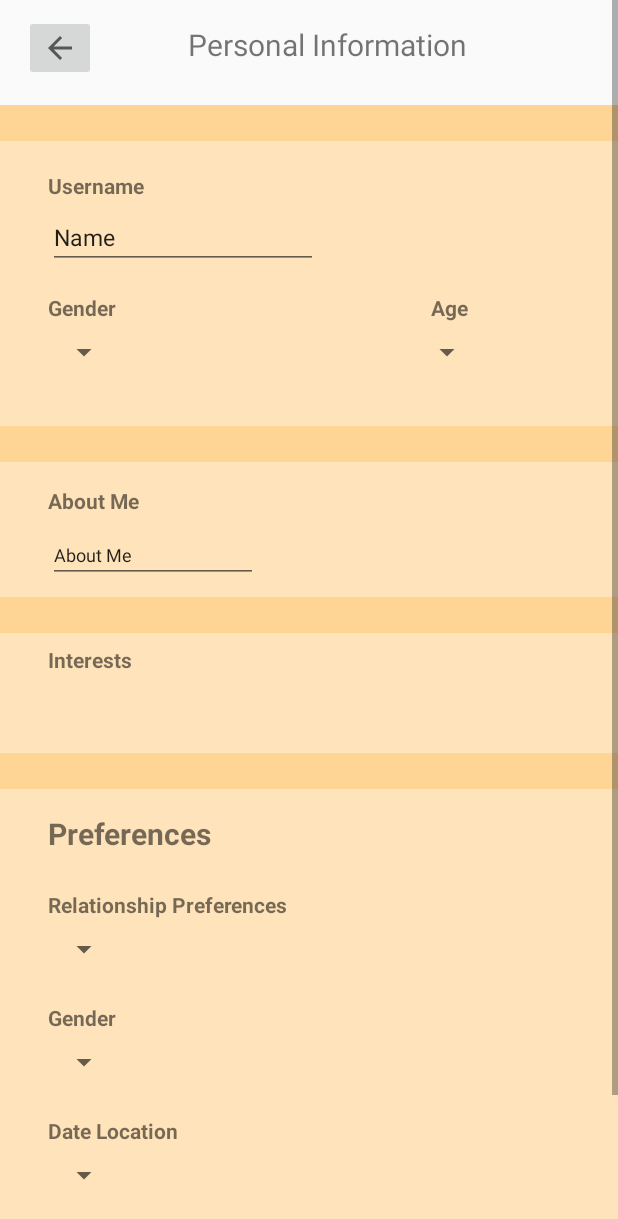
After one commit to New-President/MADIgNight, an Android app: the ProfileCreation screen opened directly, with no data from a screen before it, on a phone screen of 412 x 824 dp. The commit adds this screen. Shown: the top 1219 px of the screen. Run offline under Robolectric (Android 15) with nearby library versions, the phone set to English and light mode, and no system bars.

Commit message:
ProfileCreation Design

```diff
--- a/app/src/main/AndroidManifest.xml
+++ b/app/src/main/AndroidManifest.xml
@@ -10,10 +10,14 @@
         android:supportsRtl="true"
         android:theme="@style/Theme.IgNight">
         <activity
+            android:name=".ProfileCreation"
+            android:exported="false" />
+        <activity
             android:name=".LoginActivity"
-            android:exported="true" >
+            android:exported="true">
             <intent-filter>
                 <action android:name="android.intent.action.MAIN" />
+
                 <category android:name="android.intent.category.LAUNCHER" />
             </intent-filter>
         </activity>
--- /dev/null
+++ b/app/src/main/java/sg/edu/np/ignight/ProfileCreation.java
@@ -0,0 +1,14 @@
+package sg.edu.np.ignight;
+
+import androidx.appcompat.app.AppCompatActivity;
+
+import android.os.Bundle;
+
+public class ProfileCreation extends AppCompatActivity {
+
+    @Override
+    protected void onCreate(Bundle savedInstanceState) {
+        super.onCreate(savedInstanceState);
+        setContentView(R.layout.activity_profile_creation);
+    }
+}
--- /dev/null
+++ b/app/src/main/res/drawable/btn_bg.xml
@@ -0,0 +1,7 @@
+<?xml version="1.0" encoding="utf-8"?>
+<shape android:shape="rectangle" xmlns:android="http://schemas.android.com/apk/res/android">
+
+    <solid android:color="@color/white"/>
+    <corners android:radius="10dp"/>
+
+</shape>
--- /dev/null
+++ b/app/src/main/res/layout/activity_profile_creation.xml
@@ -0,0 +1,328 @@
+<?xml version="1.0" encoding="utf-8"?>
+<androidx.constraintlayout.widget.ConstraintLayout xmlns:android="http://schemas.android.com/apk/res/android"
+    xmlns:app="http://schemas.android.com/apk/res-auto"
+    xmlns:tools="http://schemas.android.com/tools"
+    android:layout_width="match_parent"
+    android:layout_height="match_parent"
+    android:background="#FFD596"
+    tools:context=".ProfileCreation">
+
+    <ScrollView
+        android:layout_width="match_parent"
+        android:layout_height="match_parent"
+        app:layout_constraintBottom_toBottomOf="parent"
+        app:layout_constraintEnd_toEndOf="parent"
+        app:layout_constraintHorizontal_bias="0.0"
+        app:layout_constraintStart_toStartOf="parent"
+        app:layout_constraintTop_toTopOf="parent"
+        app:layout_constraintVertical_bias="1.0">
+
+        <LinearLayout
+            android:layout_width="match_parent"
+            android:layout_height="wrap_content"
+            android:orientation="vertical">
+
+            <androidx.constraintlayout.widget.ConstraintLayout
+                android:layout_width="match_parent"
+                android:layout_height="match_parent">
+
+                <com.google.android.material.navigation.NavigationView
+                    android:id="@+id/AboutView"
+                    android:layout_width="0dp"
+                    android:layout_height="90dp"
+                    android:layout_marginTop="24dp"
+                    android:background="#FFE3BA"
+                    app:layout_constraintEnd_toEndOf="parent"
+                    app:layout_constraintStart_toStartOf="parent"
+                    app:layout_constraintTop_toBottomOf="@+id/NameView">
+
+                    <androidx.constraintlayout.widget.ConstraintLayout
+                        android:layout_width="match_parent"
+                        android:layout_height="match_parent">
+
+                        <TextView
+                            android:id="@+id/AboutMe"
+                            android:layout_width="wrap_content"
+                            android:layout_height="wrap_content"
+                            android:layout_marginStart="32dp"
+                            android:layout_marginTop="16dp"
+                            android:text="About Me"
+                            android:textStyle="bold"
+                            app:layout_constraintStart_toStartOf="parent"
+                            app:layout_constraintTop_toTopOf="parent" />
+
+                        <EditText
+                            android:id="@+id/InputAboutMe"
+                            android:layout_width="0dp"
+                            android:layout_height="wrap_content"
+                            android:layout_marginStart="32dp"
+                            android:layout_marginTop="8dp"
+                            android:ems="10"
+                            android:inputType="textPersonName"
+                            android:text="About Me"
+                            android:textSize="12sp"
+                            app:layout_constraintStart_toStartOf="parent"
+                            app:layout_constraintTop_toBottomOf="@+id/AboutMe" />
+                    </androidx.constraintlayout.widget.ConstraintLayout>
+                </com.google.android.material.navigation.NavigationView>
+
+                <com.google.android.material.navigation.NavigationView
+                    android:id="@+id/PreferencesView"
+                    android:layout_width="0dp"
+                    android:layout_height="308dp"
+                    android:layout_marginTop="24dp"
+                    android:background="#FFE3BA"
+                    app:layout_constraintEnd_toEndOf="parent"
+                    app:layout_constraintStart_toStartOf="parent"
+                    app:layout_constraintTop_toBottomOf="@+id/InterestView">
+
+                    <androidx.constraintlayout.widget.ConstraintLayout
+                        android:layout_width="match_parent"
+                        android:layout_height="match_parent">
+
+                        <TextView
+                            android:id="@+id/Preferences"
+                            android:layout_width="wrap_content"
+                            android:layout_height="wrap_content"
+                            android:layout_marginStart="32dp"
+                            android:layout_marginTop="16dp"
+                            android:text="Preferences"
+                            android:textSize="20sp"
+                            android:textStyle="bold"
+                            app:layout_constraintStart_toStartOf="parent"
+                            app:layout_constraintTop_toTopOf="parent" />
+
+                        <TextView
+                            android:id="@+id/RelationshipPref"
+                            android:layout_width="wrap_content"
+                            android:layout_height="wrap_content"
+                            android:layout_marginStart="32dp"
+                            android:layout_marginTop="24dp"
+                            android:text="Relationship Preferences"
+                            android:textStyle="bold"
+                            app:layout_constraintStart_toStartOf="parent"
+                            app:layout_constraintTop_toBottomOf="@+id/Preferences" />
+
+                        <Spinner
+                            android:id="@+id/RelationshipPrefDropdown"
+                            android:layout_width="0dp"
+                            android:layout_height="wrap_content"
+                            android:layout_marginStart="32dp"
+                            android:layout_marginTop="8dp"
+                            app:layout_constraintStart_toStartOf="parent"
+                            app:layout_constraintTop_toBottomOf="@+id/RelationshipPref" />
+
+                        <TextView
+                            android:id="@+id/PreferredGender"
+                            android:layout_width="wrap_content"
+                            android:layout_height="wrap_content"
+                            android:layout_marginStart="32dp"
+                            android:layout_marginTop="24dp"
+                            android:text="Gender"
+                            android:textStyle="bold"
+                            app:layout_constraintStart_toStartOf="parent"
+                            app:layout_constraintTop_toBottomOf="@+id/RelationshipPrefDropdown" />
+
+                        <Spinner
+                            android:id="@+id/GenderPrefDropdown"
+                            android:layout_width="0dp"
+                            android:layout_height="wrap_content"
+                            android:layout_marginStart="32dp"
+                            android:layout_marginTop="8dp"
+                            app:layout_constraintStart_toStartOf="parent"
+                            app:layout_constraintTop_toBottomOf="@+id/PreferredGender" />
+
+                        <TextView
+                            android:id="@+id/DateLocation"
+                            android:layout_width="wrap_content"
+                            android:layout_height="wrap_content"
+                            android:layout_marginStart="32dp"
+                            android:layout_marginTop="24dp"
+                            android:text="Date Location"
+                            android:textStyle="bold"
+                            app:layout_constraintStart_toStartOf="parent"
+                            app:layout_constraintTop_toBottomOf="@+id/GenderPrefDropdown" />
+
+                        <Spinner
+                            android:id="@+id/DateLocationDropdown"
+                            android:layout_width="0dp"
+                            android:layout_height="wrap_content"
+                            android:layout_marginStart="32dp"
+                            android:layout_marginTop="8dp"
+                            app:layout_constraintStart_toStartOf="parent"
+                            app:layout_constraintTop_toBottomOf="@+id/DateLocation" />
+
+                    </androidx.constraintlayout.widget.ConstraintLayout>
+                </com.google.android.material.navigation.NavigationView>
+
+                <com.google.android.material.navigation.NavigationView
+                    android:id="@+id/TitleView"
+                    android:layout_width="0dp"
+                    android:layout_height="70dp"
+                    app:layout_constraintEnd_toEndOf="parent"
+                    app:layout_constraintStart_toStartOf="parent"
+                    app:layout_constraintTop_toTopOf="parent">
+
+                    <androidx.constraintlayout.widget.ConstraintLayout
+                        android:layout_width="match_parent"
+                        android:layout_height="match_parent">
+
+                        <ImageButton
+                            android:id="@+id/BackButton"
+                            android:layout_width="wrap_content"
+                            android:layout_height="wrap_content"
+                            android:layout_marginStart="16dp"
+                            android:layout_marginTop="10dp"
+                            app:layout_constraintStart_toStartOf="parent"
+                            app:layout_constraintTop_toTopOf="parent"
+                            app:srcCompat="?attr/actionModeCloseDrawable" />
+
+                        <TextView
+                            android:id="@+id/PersonalInfo"
+                            android:layout_width="wrap_content"
+                            android:layout_height="wrap_content"
+                            android:layout_marginTop="16dp"
+                            android:layout_marginEnd="40dp"
+                            android:text="Personal Information"
+                            android:textSize="20sp"
+                            app:layout_constraintEnd_toEndOf="parent"
+                            app:layout_constraintStart_toEndOf="@+id/BackButton"
+                            app:layout_constraintTop_toTopOf="parent" />
+                    </androidx.constraintlayout.widget.ConstraintLayout>
+                </com.google.android.material.navigation.NavigationView>
+
+                <com.google.android.material.navigation.NavigationView
+                    android:id="@+id/NameView"
+                    android:layout_width="0dp"
+                    android:layout_height="190dp"
+                    android:layout_marginTop="24dp"
+                    app:layout_constraintEnd_toEndOf="parent"
+                    app:layout_constraintStart_toStartOf="parent"
+                    app:layout_constraintTop_toBottomOf="@+id/TitleView">
+
+                    <androidx.constraintlayout.widget.ConstraintLayout
+                        android:layout_width="match_parent"
+                        android:layout_height="match_parent"
+                        android:background="#FFE3BA">
+
+                        <TextView
+                            android:id="@+id/Username"
+                            android:layout_width="wrap_content"
+                            android:layout_height="wrap_content"
+                            android:layout_marginStart="32dp"
+                            android:layout_marginTop="20dp"
+                            android:text="Username"
+                            android:textStyle="bold"
+                            app:layout_constraintStart_toStartOf="parent"
+                            app:layout_constraintTop_toTopOf="parent" />
+
+                        <EditText
+                            android:id="@+id/InputName"
+                            android:layout_width="wrap_content"
+                            android:layout_height="38dp"
+                            android:layout_marginStart="32dp"
+                            android:layout_marginTop="8dp"
+                            android:ems="10"
+                            android:inputType="textPersonName"
+                            android:text="Name"
+                            android:textSize="15sp"
+                            app:layout_constraintStart_toStartOf="parent"
+                            app:layout_constraintTop_toBottomOf="@+id/Username" />
+
+                        <TextView
+                            android:id="@+id/Gender"
+                            android:layout_width="wrap_content"
+                            android:layout_height="wrap_content"
+                            android:layout_marginStart="32dp"
+                            android:layout_marginTop="16dp"
+                            android:text="Gender"
+                            android:textStyle="bold"
+                            app:layout_constraintEnd_toStartOf="@+id/Age"
+                            app:layout_constraintHorizontal_bias="0.5"
+                            app:layout_constraintHorizontal_chainStyle="spread_inside"
+                            app:layout_constraintStart_toStartOf="parent"
+                            app:layout_constraintTop_toBottomOf="@+id/InputName" />
+
+                        <Spinner
+                            android:id="@+id/GenderDropdown"
+                            android:layout_width="0dp"
+                            android:layout_height="wrap_content"
+                            android:layout_marginStart="32dp"
+                            android:layout_marginTop="8dp"
+                            app:layout_constraintStart_toStartOf="parent"
+                            app:layout_constraintTop_toBottomOf="@+id/Gender" />
+
+                        <Spinner
+                            android:id="@+id/AgeDropdown"
+                            android:layout_width="wrap_content"
+                            android:layout_height="wrap_content"
+                            android:layout_marginTop="8dp"
+                            android:layout_marginEnd="90dp"
+                            app:layout_constraintEnd_toEndOf="parent"
+                            app:layout_constraintHorizontal_bias="1.0"
+                            app:layout_constraintStart_toEndOf="@+id/GenderDropdown"
+                            app:layout_constraintTop_toBottomOf="@+id/Age" />
+
+                        <TextView
+                            android:id="@+id/Age"
+                            android:layout_width="wrap_content"
+                            android:layout_height="wrap_content"
+                            android:layout_marginTop="16dp"
+                            android:layout_marginEnd="100dp"
+                            android:text="Age"
+                            android:textStyle="bold"
+                            app:layout_constraintEnd_toEndOf="parent"
+                            app:layout_constraintHorizontal_bias="0.5"
+                            app:layout_constraintStart_toEndOf="@+id/Gender"
+                            app:layout_constraintTop_toBottomOf="@+id/InputName" />
+
+                    </androidx.constraintlayout.widget.ConstraintLayout>
+
+                </com.google.android.material.navigation.NavigationView>
+
+                <com.google.android.material.navigation.NavigationView
+                    android:id="@+id/InterestView"
+                    android:layout_width="0dp"
+                    android:layout_height="80dp"
+                    android:layout_marginTop="24dp"
+                    app:layout_constraintEnd_toEndOf="parent"
+                    app:layout_constraintStart_toStartOf="parent"
+                    app:layout_constraintTop_toBottomOf="@+id/AboutView">
+
+                    <androidx.constraintlayout.widget.ConstraintLayout
+                        android:layout_width="match_parent"
+                        android:layout_height="match_parent"
+                        android:background="#FFE3BA">
+
+                        <TextView
+                            android:id="@+id/Interests"
+                            android:layout_width="wrap_content"
+                            android:layout_height="wrap_content"
+                            android:layout_marginStart="32dp"
+                            android:layout_marginTop="8dp"
+                            android:text="Interests"
+                            android:textStyle="bold"
+                            app:layout_constraintStart_toStartOf="parent"
+                            app:layout_constraintTop_toTopOf="parent" />
+                    </androidx.constraintlayout.widget.ConstraintLayout>
+                </com.google.android.material.navigation.NavigationView>
+
+                <Button
+                    android:id="@+id/SaveChanges"
+                    android:layout_width="300dp"
+                    android:layout_height="wrap_content"
+                    android:layout_marginTop="24dp"
+                    android:layout_marginBottom="24dp"
+                    android:background="@drawable/btn_bg"
+                    android:text="Save changes"
+                    android:textColor="#000000"
+                    app:layout_constraintBottom_toBottomOf="parent"
+                    app:layout_constraintEnd_toEndOf="parent"
+                    app:layout_constraintStart_toStartOf="parent"
+                    app:layout_constraintTop_toBottomOf="@+id/PreferencesView" />
+            </androidx.constraintlayout.widget.ConstraintLayout>
+
+        </LinearLayout>
+    </ScrollView>
+
+</androidx.constraintlayout.widget.ConstraintLayout>
--- a/app/src/main/res/values-night/themes.xml
+++ b/app/src/main/res/values-night/themes.xml
@@ -1,6 +1,6 @@
 <resources xmlns:tools="http://schemas.android.com/tools">
     <!-- Base application theme. -->
-    <style name="Theme.IgNight" parent="Theme.MaterialComponents.DayNight.DarkActionBar">
+    <style name="Theme.IgNight" parent="Theme.AppCompat.Light.NoActionBar">
         <!-- Primary brand color. -->
         <item name="colorPrimary">@color/purple_200</item>
         <item name="colorPrimaryVariant">@color/purple_700</item>
--- a/app/src/main/res/values/themes.xml
+++ b/app/src/main/res/values/themes.xml
@@ -1,6 +1,6 @@
 <resources xmlns:tools="http://schemas.android.com/tools">
     <!-- Base application theme. -->
-    <style name="Theme.IgNight" parent="Theme.MaterialComponents.DayNight.DarkActionBar">
+    <style name="Theme.IgNight" parent="Theme.AppCompat.Light.NoActionBar">
         <!-- Primary brand color. -->
         <item name="colorPrimary">@color/purple_500</item>
         <item name="colorPrimaryVariant">@color/purple_700</item>
```
